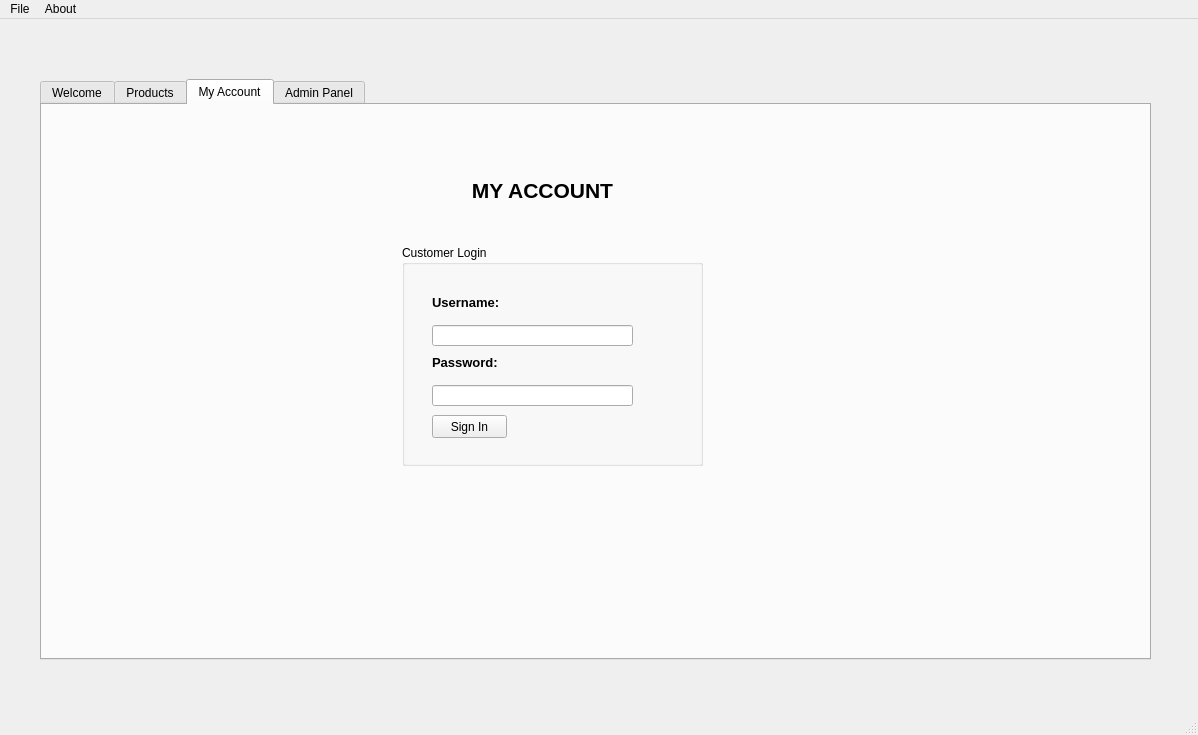
Before: the Qt Designer form qt/mainwindow.ui in minipunch/cs1cproject2, drawn with Qt 5.
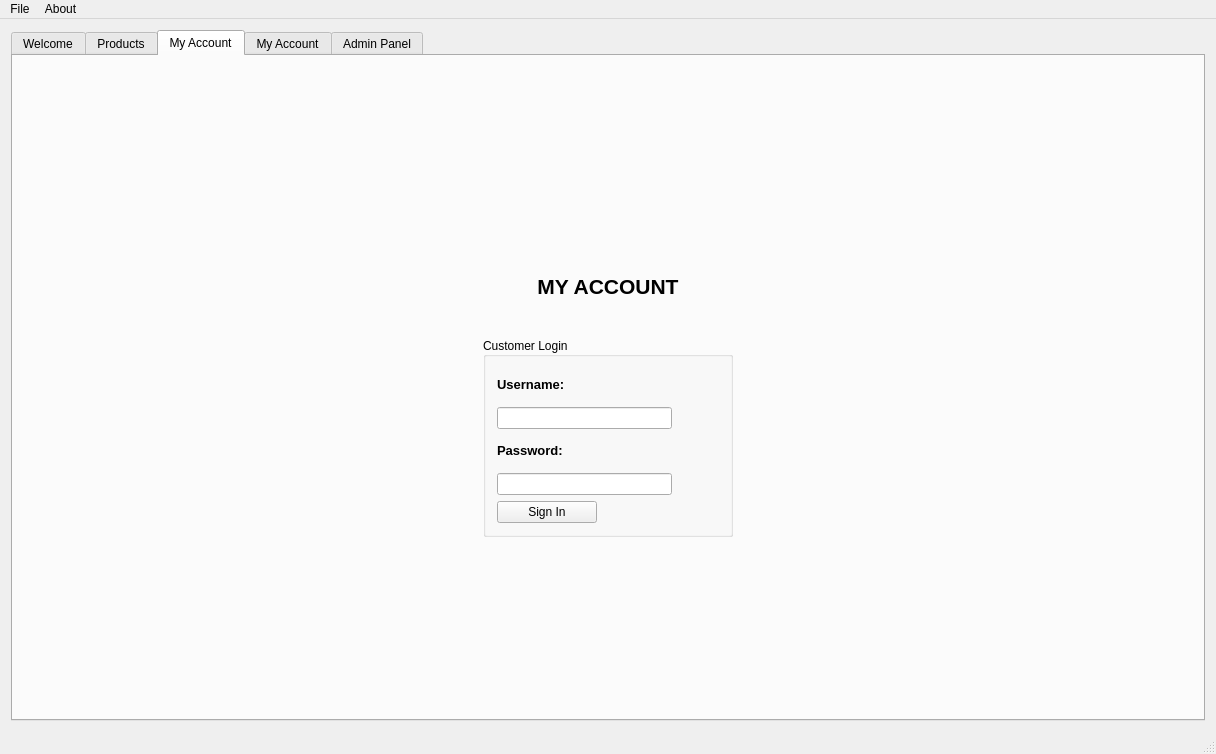
After: the same form once the commit is applied. The open tabs and pages were chosen to show the change.

```diff
--- a/qt/mainwindow.ui
+++ b/qt/mainwindow.ui
@@ -6,25 +6,25 @@
    <rect>
     <x>0</x>
     <y>0</y>
-    <width>1198</width>
-    <height>735</height>
+    <width>1216</width>
+    <height>754</height>
    </rect>
   </property>
   <property name="windowTitle">
    <string>MainWindow</string>
   </property>
+  <property name="layoutDirection">
+   <enum>Qt::LeftToRight</enum>
+  </property>
+  <property name="autoFillBackground">
+   <bool>false</bool>
+  </property>
   <widget class="QWidget" name="centralWidget">
+   <layout class="QGridLayout" name="gridLayout_2">
+    <item row="0" column="0">
    <widget class="QTabWidget" name="tabs">
-    <property name="geometry">
-     <rect>
-      <x>40</x>
-      <y>60</y>
-      <width>1111</width>
-      <height>581</height>
-     </rect>
-    </property>
     <property name="currentIndex">
-     <number>3</number>
+       <number>0</number>
     </property>
     <widget class="QWidget" name="welcomeTab">
      <attribute name="title">
@@ -40,89 +40,144 @@
      <attribute name="title">
       <string>My Account</string>
      </attribute>
-     <widget class="QGroupBox" name="groupBox">
-      <property name="geometry">
-       <rect>
-        <x>360</x>
-        <y>140</y>
-        <width>301</width>
-        <height>221</height>
-       </rect>
+       <layout class="QVBoxLayout" name="verticalLayout_2">
+        <item>
+         <layout class="QGridLayout" name="gridLayout">
+          <property name="sizeConstraint">
+           <enum>QLayout::SetDefaultConstraint</enum>
+          </property>
+          <property name="verticalSpacing">
+           <number>0</number>
+          </property>
+          <item row="0" column="0">
+           <widget class="QLabel" name="myAccountLabel">
+            <property name="maximumSize">
+             <size>
+              <width>16777215</width>
+              <height>100</height>
+             </size>
+            </property>
+            <property name="text">
+             <string>&lt;html&gt;&lt;head/&gt;&lt;body&gt;&lt;p&gt;&lt;span style=&quot; font-size:16pt; font-weight:600;&quot;&gt;MY ACCOUNT&lt;/span&gt;&lt;/p&gt;&lt;/body&gt;&lt;/html&gt;</string>
+            </property>
+            <property name="alignment">
+             <set>Qt::AlignCenter</set>
+            </property>
+            <property name="margin">
+             <number>10</number>
+            </property>
+           </widget>
+          </item>
+          <item row="1" column="0">
+           <widget class="QGroupBox" name="customerLoginBox">
+            <property name="enabled">
+             <bool>true</bool>
+            </property>
+            <property name="maximumSize">
+             <size>
+              <width>250</width>
+              <height>200</height>
+             </size>
       </property>
       <property name="title">
        <string>Customer Login</string>
       </property>
+            <property name="alignment">
+             <set>Qt::AlignLeading|Qt::AlignLeft|Qt::AlignVCenter</set>
+            </property>
+            <layout class="QVBoxLayout" name="verticalLayout_3">
+             <item>
+              <layout class="QVBoxLayout" name="verticalLayout">
+               <item>
       <widget class="QLabel" name="label">
-       <property name="geometry">
-        <rect>
-         <x>30</x>
-         <y>50</y>
-         <width>81</width>
-         <height>16</height>
-        </rect>
-       </property>
        <property name="text">
         <string>&lt;html&gt;&lt;head/&gt;&lt;body&gt;&lt;p&gt;&lt;span style=&quot; font-size:10pt; font-weight:600;&quot;&gt;Username:&lt;/span&gt;&lt;/p&gt;&lt;/body&gt;&lt;/html&gt;</string>
        </property>
       </widget>
+               </item>
+               <item>
+                <widget class="QLineEdit" name="lineEdit">
+                 <property name="maximumSize">
+                  <size>
+                   <width>175</width>
+                   <height>16777215</height>
+                  </size>
+                 </property>
+                </widget>
+               </item>
+               <item>
       <widget class="QLabel" name="label_2">
-       <property name="geometry">
-        <rect>
-         <x>30</x>
-         <y>110</y>
-         <width>81</width>
-         <height>16</height>
-        </rect>
+                 <property name="maximumSize">
+                  <size>
+                   <width>16777215</width>
+                   <height>50</height>
+                  </size>
        </property>
        <property name="text">
         <string>&lt;html&gt;&lt;head/&gt;&lt;body&gt;&lt;p&gt;&lt;span style=&quot; font-size:10pt; font-weight:600;&quot;&gt;Password:&lt;/span&gt;&lt;/p&gt;&lt;/body&gt;&lt;/html&gt;</string>
        </property>
       </widget>
-      <widget class="QPushButton" name="pushButton">
-       <property name="geometry">
-        <rect>
-         <x>30</x>
-         <y>170</y>
-         <width>75</width>
-         <height>23</height>
-        </rect>
-       </property>
-       <property name="text">
-        <string>Sign In</string>
-       </property>
-      </widget>
-      <widget class="QLineEdit" name="lineEdit">
-       <property name="geometry">
-        <rect>
-         <x>30</x>
-         <y>80</y>
-         <width>201</width>
-         <height>21</height>
-        </rect>
-       </property>
-      </widget>
+               </item>
+               <item>
       <widget class="QLineEdit" name="lineEdit_2">
-       <property name="geometry">
-        <rect>
-         <x>30</x>
-         <y>140</y>
-         <width>201</width>
-         <height>21</height>
-        </rect>
+                 <property name="maximumSize">
+                  <size>
+                   <width>175</width>
+                   <height>16777215</height>
+                  </size>
        </property>
        <property name="echoMode">
         <enum>QLineEdit::Password</enum>
        </property>
       </widget>
-     </widget>
-     <widget class="QLabel" name="label_3">
-      <property name="geometry">
-       <rect>
-        <x>370</x>
-        <y>70</y>
-        <width>261</width>
-        <height>31</height>
-       </rect>
+               </item>
+               <item>
+                <widget class="QPushButton" name="signInButton">
+                 <property name="maximumSize">
+                  <size>
+                   <width>100</width>
+                   <height>16777215</height>
+                  </size>
+                 </property>
+                 <property name="text">
+                  <string>Sign In</string>
+                 </property>
+                </widget>
+               </item>
+              </layout>
+             </item>
+            </layout>
+            <zorder>label</zorder>
+            <zorder>label_2</zorder>
+            <zorder>signInButton</zorder>
+            <zorder>lineEdit</zorder>
+            <zorder>lineEdit_2</zorder>
+            <zorder>customerInfoBox_3</zorder>
+           </widget>
+          </item>
+         </layout>
+        </item>
+       </layout>
+       <zorder>scrollArea</zorder>
+       <zorder>signInButton</zorder>
+       <zorder>lineEdit_2</zorder>
+       <zorder>myAccountLabel</zorder>
+       <zorder>customerLoginBox</zorder>
+       <zorder>splitter</zorder>
+       <zorder></zorder>
+      </widget>
+      <widget class="QWidget" name="myAccount2">
+       <attribute name="title">
+        <string>My Account</string>
+       </attribute>
+       <layout class="QVBoxLayout" name="verticalLayout_4">
+        <item>
+         <widget class="QLabel" name="label_21">
+          <property name="maximumSize">
+           <size>
+            <width>16777215</width>
+            <height>100</height>
+           </size>
       </property>
       <property name="text">
        <string>&lt;html&gt;&lt;head/&gt;&lt;body&gt;&lt;p&gt;&lt;span style=&quot; font-size:16pt; font-weight:600;&quot;&gt;MY ACCOUNT&lt;/span&gt;&lt;/p&gt;&lt;/body&gt;&lt;/html&gt;</string>
@@ -131,33 +186,134 @@
        <set>Qt::AlignCenter</set>
       </property>
      </widget>
+        </item>
+        <item>
+         <widget class="QGroupBox" name="customerInfoBox_2">
+          <property name="enabled">
+           <bool>true</bool>
+          </property>
+          <property name="maximumSize">
+           <size>
+            <width>350</width>
+            <height>16777215</height>
+           </size>
+          </property>
+          <property name="title">
+           <string>My Account</string>
+          </property>
+          <property name="alignment">
+           <set>Qt::AlignLeading|Qt::AlignLeft|Qt::AlignVCenter</set>
+          </property>
+          <property name="flat">
+           <bool>false</bool>
+          </property>
+          <layout class="QHBoxLayout" name="horizontalLayout_3">
+           <item>
+            <layout class="QVBoxLayout" name="verticalLayout_6">
+             <item>
+              <widget class="QLabel" name="label_13">
+               <property name="text">
+                <string>&lt;html&gt;&lt;head/&gt;&lt;body&gt;&lt;p&gt;&lt;span style=&quot; font-size:10pt; font-weight:600;&quot;&gt;Username:&lt;/span&gt;&lt;/p&gt;&lt;/body&gt;&lt;/html&gt;</string>
+               </property>
+              </widget>
+             </item>
+             <item>
+              <widget class="QLabel" name="label_14">
+               <property name="text">
+                <string>TextLabel</string>
+               </property>
+              </widget>
+             </item>
+             <item>
+              <widget class="QLabel" name="label_15">
+               <property name="maximumSize">
+                <size>
+                 <width>16777215</width>
+                 <height>200</height>
+                </size>
+               </property>
+               <property name="text">
+                <string>&lt;html&gt;&lt;head/&gt;&lt;body&gt;&lt;p&gt;&lt;span style=&quot; font-size:10pt; font-weight:600;&quot;&gt;Name:&lt;/span&gt;&lt;/p&gt;&lt;/body&gt;&lt;/html&gt;</string>
+               </property>
+              </widget>
+             </item>
+             <item>
+              <widget class="QLabel" name="label_16">
+               <property name="text">
+                <string>&lt;html&gt;&lt;head/&gt;&lt;body&gt;&lt;p&gt;&lt;span style=&quot; font-size:10pt; font-weight:600;&quot;&gt;Company:&lt;/span&gt;&lt;/p&gt;&lt;/body&gt;&lt;/html&gt;</string>
+               </property>
+              </widget>
+             </item>
+             <item>
+              <widget class="QLabel" name="label_17">
+               <property name="text">
+                <string>&lt;html&gt;&lt;head/&gt;&lt;body&gt;&lt;p&gt;&lt;span style=&quot; font-size:10pt; font-weight:600;&quot;&gt;Street:&lt;/span&gt;&lt;/p&gt;&lt;/body&gt;&lt;/html&gt;</string>
+               </property>
+              </widget>
+             </item>
+             <item>
+              <widget class="QLabel" name="label_18">
+               <property name="text">
+                <string>&lt;html&gt;&lt;head/&gt;&lt;body&gt;&lt;p&gt;&lt;span style=&quot; font-size:10pt; font-weight:600;&quot;&gt;City:&lt;/span&gt;&lt;/p&gt;&lt;/body&gt;&lt;/html&gt;</string>
+               </property>
+              </widget>
+             </item>
+             <item>
+              <widget class="QLabel" name="label_19">
+               <property name="text">
+                <string>&lt;html&gt;&lt;head/&gt;&lt;body&gt;&lt;p&gt;&lt;span style=&quot; font-size:10pt; font-weight:600;&quot;&gt;State:&lt;/span&gt;&lt;/p&gt;&lt;/body&gt;&lt;/html&gt;</string>
+               </property>
+              </widget>
+             </item>
+             <item>
+              <widget class="QLabel" name="label_20">
+               <property name="text">
+                <string>&lt;html&gt;&lt;head/&gt;&lt;body&gt;&lt;p&gt;&lt;span style=&quot; font-size:10pt; font-weight:600;&quot;&gt;Zip Code:&lt;/span&gt;&lt;/p&gt;&lt;/body&gt;&lt;/html&gt;</string>
+               </property>
+              </widget>
+             </item>
+            </layout>
+           </item>
+          </layout>
+         </widget>
+        </item>
+        <item>
+         <widget class="QPushButton" name="pushButton">
+          <property name="text">
+           <string>Sign Out</string>
+          </property>
+         </widget>
+        </item>
+       </layout>
+       <zorder>label_17</zorder>
+       <zorder>label_21</zorder>
+       <zorder>customerInfoBox_2</zorder>
+       <zorder>pushButton</zorder>
     </widget>
     <widget class="QWidget" name="adminPanel">
      <attribute name="title">
       <string>Admin Panel</string>
      </attribute>
+       <layout class="QGridLayout" name="gridLayout_4">
+        <item row="0" column="0">
      <widget class="QLabel" name="label_4">
-      <property name="geometry">
-       <rect>
-        <x>220</x>
-        <y>360</y>
-        <width>161</width>
-        <height>16</height>
-       </rect>
-      </property>
       <property name="text">
        <string>eASTER eGG</string>
       </property>
      </widget>
-    </widget>
-   </widget>
+        </item>
+       </layout>
+      </widget>
+     </widget>
+    </item>
+   </layout>
   </widget>
   <widget class="QMenuBar" name="menuBar">
    <property name="geometry">
     <rect>
      <x>0</x>
      <y>0</y>
-     <width>1198</width>
+     <width>1216</width>
      <height>21</height>
     </rect>
    </property>
@@ -173,6 +329,7 @@
     <addaction name="actionPolicy"/>
     <addaction name="actionCredits_2"/>
     <addaction name="actionContact_Us"/>
+    <addaction name="actionHelp"/>
    </widget>
    <addaction name="menuFile"/>
    <addaction name="menuAbout"/>
@@ -194,6 +351,11 @@
    </property>
   </action>
   <action name="actionContact_Us">
+   <property name="text">
+    <string>Help</string>
+   </property>
+  </action>
+  <action name="actionHelp">
    <property name="text">
     <string>Contact Us</string>
    </property>
```
Lines whose indentation alone changed are shown as unchanged.
